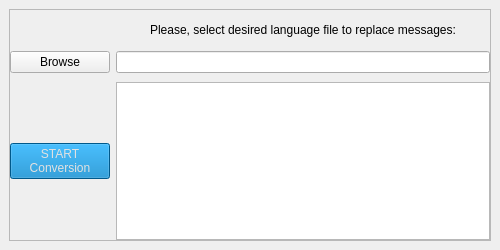
Qt form gui/Ui_MainWindow.ui (pavliskonecny/Garmin_message_replacer) before a commit.
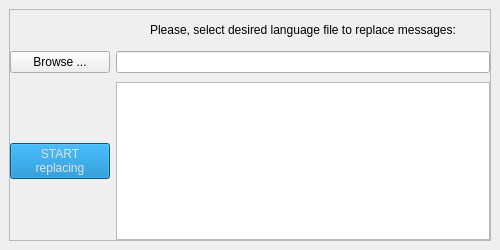
The same form after that commit. Icons and pictures are not drawn.

What changed in the file:
```diff
--- a/gui/Ui_MainWindow.ui
+++ b/gui/Ui_MainWindow.ui
@@ -110,7 +110,7 @@
          </property>
          <property name="text">
           <string>START
-Conversion</string>
+replacing</string>
          </property>
          <property name="autoDefault">
           <bool>false</bool>
@@ -161,7 +161,7 @@
           <bool>true</bool>
          </property>
          <property name="text">
-          <string>Browse</string>
+          <string>Browse ...</string>
          </property>
         </widget>
        </item>
```
Left out of the diff: 2 changed lines with no effect on the pictures.
